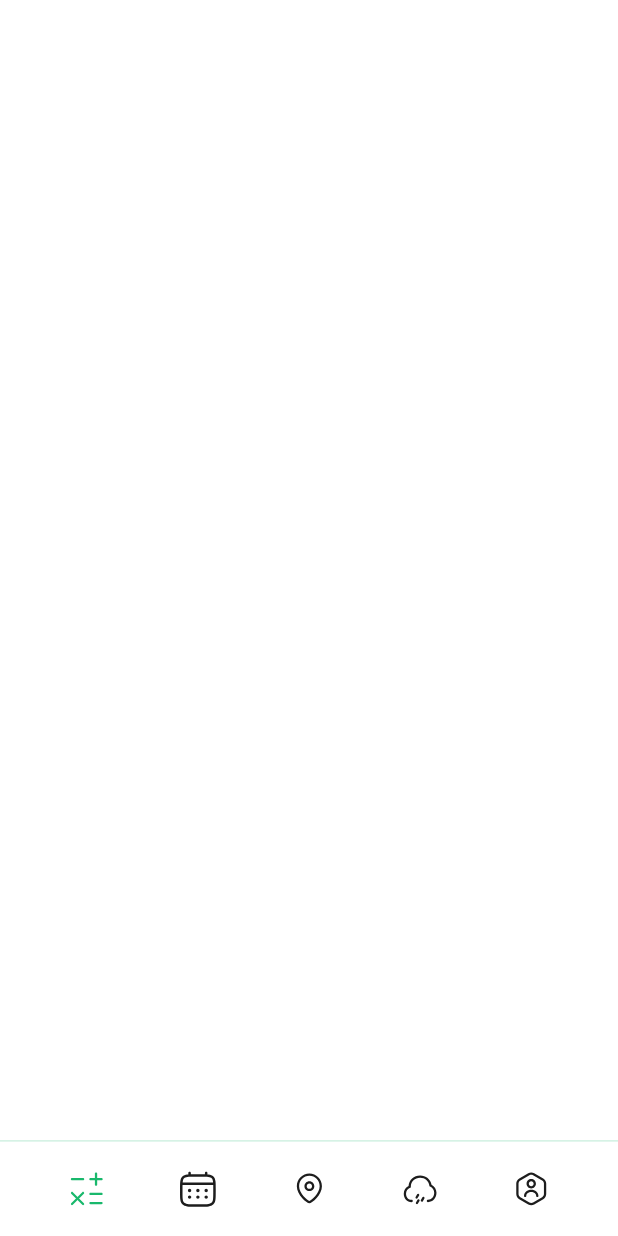
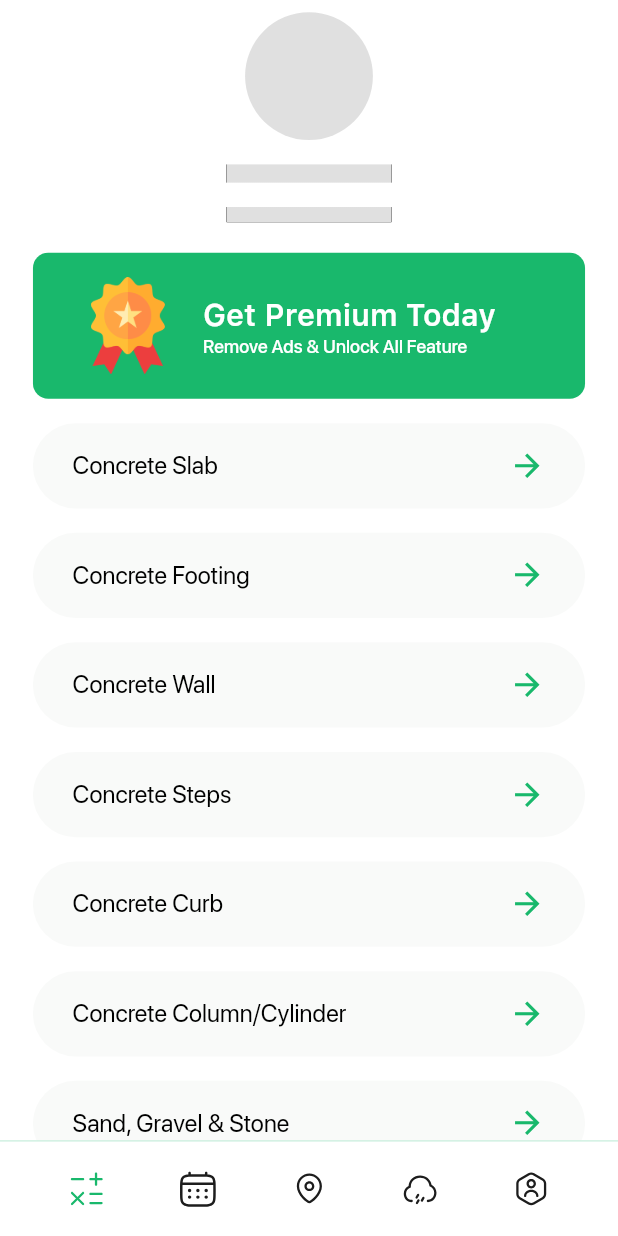
Before and after one commit to Abdulcomsian/calculator-flutter-app, a Flutter app: the HomeView screen opened by its route, on a phone screen of 412 x 824 dp. Run offline on Flutter 3.47's test engine with Material 3 defaults, Android fonts, the phone set to English and light mode, and no system bars; drawn by our look-alikes of shimmer; our stand-ins replace auto_size_text, cached_network_image, firebase_core, flutter_keyboard_visibility, flutter_riverpod, flutter_screenutil and 18 more; missing offline and left inert: flutter_polyline_points; accounts and stored records are empty; generated files the repository leaves out were written again; statements that could not run were skipped; project files that could hold a hidden picture were left out.

Commit message:
caculator view added

```diff
--- /dev/null
+++ b/lib/common/widgets/shimmer_effect.dart
@@ -0,0 +1,20 @@
+import 'package:flutter/material.dart';
+import 'package:shimmer/shimmer.dart';
+
+class ShimmerEffect extends StatelessWidget {
+  const ShimmerEffect({
+    super.key,
+    required this.child,
+  });
+
+  final Widget child;
+
+  @override
+  Widget build(BuildContext context) {
+    return Shimmer.fromColors(
+      highlightColor: Colors.grey.shade100,
+      baseColor: Colors.grey.shade300,
+      child: child,
+    );
+  }
+}
--- /dev/null
+++ b/lib/common/widgets/user_info_widget.dart
@@ -0,0 +1,82 @@
+import 'package:calculator_flutter_app/common/extensions/num.dart';
+import 'package:calculator_flutter_app/common/widgets/app_text.dart';
+import 'package:calculator_flutter_app/common/widgets/shimmer_effect.dart';
+import 'package:calculator_flutter_app/common/widgets/user_avatar.dart';
+import 'package:calculator_flutter_app/features/auth/presentation/providers/user_provider/user_provider.dart';
+import 'package:calculator_flutter_app/gen/assets.gen.dart';
+import 'package:calculator_flutter_app/util/resources/r.dart';
+import 'package:flutter/material.dart';
+import 'package:flutter_riverpod/flutter_riverpod.dart';
+import 'package:flutter_screenutil/flutter_screenutil.dart';
+
+class UserInfoWidget extends StatelessWidget {
+  const UserInfoWidget({
+    super.key,
+  });
+
+  @override
+  Widget build(BuildContext context) {
+    return Consumer(
+      builder: (context, ref, _) {
+        final userAsync = ref.watch(userProvider);
+
+        if (!userAsync.hasValue) {
+          return Column(
+            children: [
+              ShimmerEffect(
+                child: CircleAvatar(
+                  radius: 42.r,
+                ),
+              ),
+              16.hb,
+              ShimmerEffect(
+                child: Container(
+                  height: 12.h,
+                  width: 100.w,
+                  color: R.colors.black,
+                ),
+              ),
+              16.hb,
+              ShimmerEffect(
+                child: Container(
+                  height: 10.h,
+                  width: 100.w,
+                  color: R.colors.black,
+                ),
+              ),
+            ],
+          );
+        }
+
+        final user = userAsync.value;
+
+        return Row(
+          children: [
+            UserProfileAvatar(
+              image: user!.img,
+              size: 54.r,
+            ),
+            12.wb,
+            Column(
+              crossAxisAlignment: CrossAxisAlignment.start,
+              children: [
+                AppText(
+                  text: user.name,
+                  fontSize: 16,
+                  fontWeight: FontWeight.w600,
+                ),
+                AppText(
+                  text: user.email,
+                  fontSize: 12,
+                  color: R.colors.secondary.withOpacity(0.5),
+                ),
+              ],
+            ),
+            const Spacer(),
+            Assets.svgs.notificationIcon.svg(),
+          ],
+        );
+      },
+    );
+  }
+}
--- a/lib/features/calculator/presentation/views/calculator/calculator_view.dart
+++ b/lib/features/calculator/presentation/views/calculator/calculator_view.dart
@@ -0,0 +1,102 @@
+import 'package:calculator_flutter_app/common/extensions/num.dart';
+import 'package:calculator_flutter_app/common/widgets/app_text.dart';
+import 'package:calculator_flutter_app/common/widgets/shimmer_effect.dart';
+import 'package:calculator_flutter_app/common/widgets/user_avatar.dart';
+import 'package:calculator_flutter_app/common/widgets/user_info_widget.dart';
+import 'package:calculator_flutter_app/features/auth/presentation/providers/user_provider/user_provider.dart';
+import 'package:calculator_flutter_app/features/premium/presentation/views/widgets/get_premium_card_widget.dart';
+import 'package:calculator_flutter_app/gen/assets.gen.dart';
+import 'package:calculator_flutter_app/util/resources/r.dart';
+import 'package:flutter/material.dart';
+import 'package:flutter/widgets.dart';
+import 'package:flutter_riverpod/flutter_riverpod.dart';
+import 'package:flutter_screenutil/flutter_screenutil.dart';
+
+class CalculatorView extends StatefulWidget {
+  const CalculatorView({super.key});
+
+  @override
+  State<CalculatorView> createState() => _CalculatorViewState();
+}
+
+class _CalculatorViewState extends State<CalculatorView> {
+  final calcList = [
+    'Concrete Slab',
+    'Concrete Footing',
+    'Concrete Wall',
+    'Concrete Steps',
+    'Concrete Curb',
+    'Concrete Column/Cylinder',
+    'Sand, Gravel & Stone',
+    'Concrete Block & Mortar',
+  ];
+
+  @override
+  Widget build(BuildContext context) {
+    return Padding(
+      padding: EdgeInsets.symmetric(horizontal: 20.w),
+      child: Column(
+        children: [
+          const UserInfoWidget(),
+          20.hb,
+          const GetPremiumCardWidget(),
+          16.hb,
+          Expanded(
+            child: SingleChildScrollView(
+              physics: const BouncingScrollPhysics(),
+              child: Column(
+                children: List.generate(
+                  calcList.length,
+                  (index) {
+                    return Padding(
+                      padding: EdgeInsets.only(bottom: 16.h),
+                      child: _buildCalculatorTile(
+                        title: calcList[index],
+                        onTap: () {},
+                      ),
+                    );
+                  },
+                ),
+              ),
+            ),
+          ),
+          56.hb,
+        ],
+      ),
+    );
+  }
+
+  Widget _buildCalculatorTile({
+    required String title,
+    required VoidCallback onTap,
+  }) {
+    return InkWell(
+      onTap: onTap,
+      borderRadius: BorderRadius.circular(107.r),
+      child: Container(
+        padding: EdgeInsets.symmetric(
+          vertical: 16.h,
+          horizontal: 24.w,
+        ),
+        decoration: BoxDecoration(
+          borderRadius: BorderRadius.circular(107.r),
+          color: R.colors.greyTextField,
+        ),
+        child: Row(
+          mainAxisAlignment: MainAxisAlignment.spaceBetween,
+          children: [
+            AppText(
+              text: title,
+              fontSize: 16,
+            ),
+            Icon(
+              Icons.arrow_forward,
+              size: 24.r,
+              color: R.colors.primary,
+            ),
+          ],
+        ),
+      ),
+    );
+  }
+}
--- a/lib/features/home/presentation/views/home_view.dart
+++ b/lib/features/home/presentation/views/home_view.dart
@@ -1,6 +1,7 @@
 import 'package:calculator_flutter_app/common/extensions/num.dart';
 import 'package:calculator_flutter_app/common/widgets/app_exit_dialog.dart';
 import 'package:calculator_flutter_app/features/auth/presentation/views/profile/profile_view.dart';
+import 'package:calculator_flutter_app/features/calculator/presentation/views/calculator/calculator_view.dart';
 import 'package:calculator_flutter_app/features/home/domain/enums/bottom_nav_item.dart';
 import 'package:calculator_flutter_app/features/home/presentation/providers/selected_nav_item_provider/selected_nav_item_provider.dart';
 import 'package:calculator_flutter_app/features/home/presentation/views/widgets/bottom_nav_bar.dart';
@@ -21,7 +22,7 @@ class _HomeViewState extends ConsumerState<HomeView> {
   Widget view(BottomNavItem currentView) {
     if (currentView.isLocation) return const SizedBox();
     if (currentView.isCalendar) return const SchedulePlanner();
-    if (currentView.isCalculator) return const SizedBox();
+    if (currentView.isCalculator) return const CalculatorView();
     if (currentView.isWeather) return const WeatherView();
     if (currentView.isProfile) return const ProfileView();
 
```
